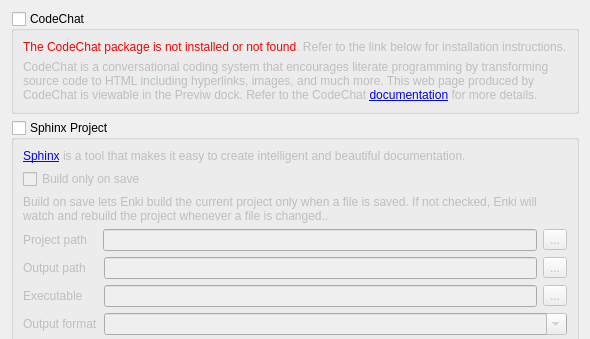
Before: the Qt Designer form enki/plugins/preview/Settings.ui in andreikop/enki, drawn with Qt 5; both pictures show x 0 to 590 and y 0 to 339 of the 590 by 500 pixel window.
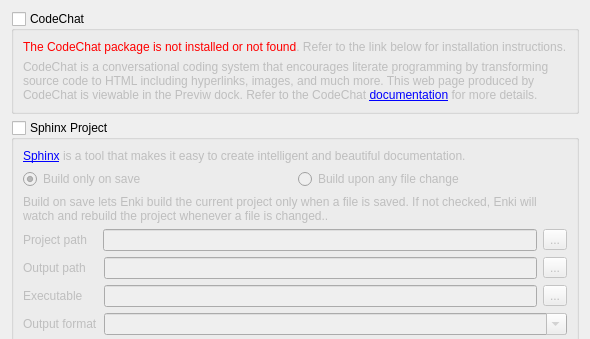
After: the same form once the commit is applied.

Commit message: Fix: Change build on save button to two exclusive radiobuttons. One is 'Build only on save' and the other one is 'Build upon any file change'

```diff
--- a/enki/plugins/preview/Settings.ui
+++ b/enki/plugins/preview/Settings.ui
@@ -75,20 +75,28 @@
        </widget>
       </item>
       <item>
-       <widget class="QCheckBox" name="cbBuildOnSaveEnable">
-        <property name="enabled">
-         <bool>false</bool>
-        </property>
+       <layout class="QHBoxLayout" name="loBuildOnlyOnSave">
+        <item>
+         <widget class="QRadioButton" name="rbBuildOnlyOnSave">
         <property name="text">
          <string>Build only on save</string>
         </property>
-        <property name="checkable">
-         <bool>true</bool>
-        </property>
         <property name="checked">
-         <bool>false</bool>
-        </property>
-       </widget>
+           <bool>true</bool>
+          </property>
+         </widget>
+        </item>
+        <item>
+         <widget class="QRadioButton" name="rbBuildOnFileChange">
+          <property name="layoutDirection">
+           <enum>Qt::LeftToRight</enum>
+          </property>
+          <property name="text">
+           <string>Build upon any file change</string>
+          </property>
+         </widget>
+        </item>
+       </layout>
       </item>
       <item>
        <widget class="QLabel" name="label_3">
```
Left out of the diff: 1 changed line with no effect on the pictures. Lines whose indentation alone changed are shown as unchanged. The commit also changes 3 other files.
